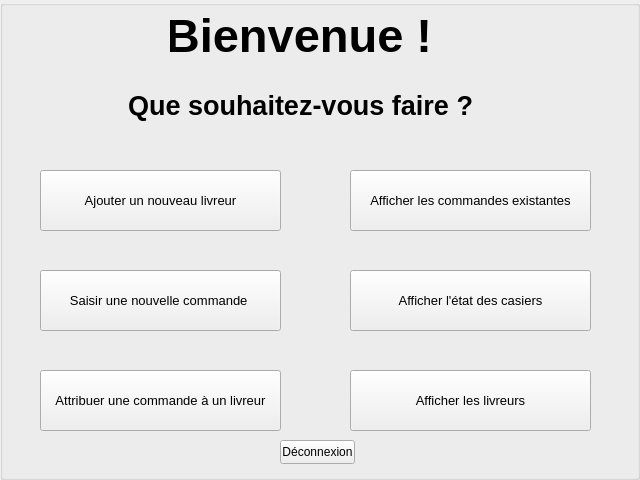
The window that Locker/Locker/mainpage.ui (maxjbs93/Locker) describes before a commit, drawn with Qt 5.
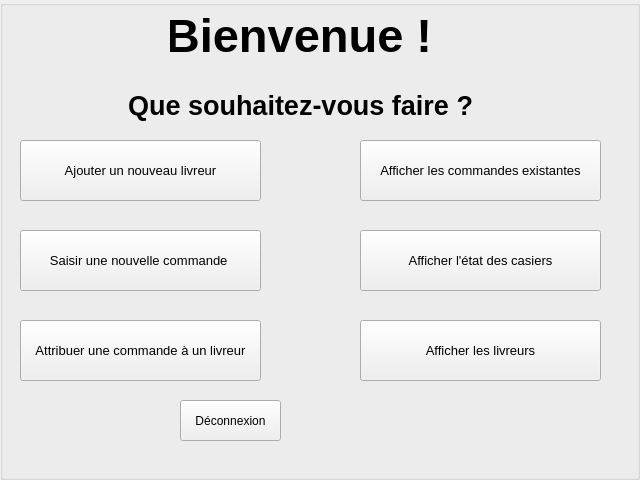
The same window after the commit.

Patch:
```diff
--- a/Locker/Locker/mainpage.ui
+++ b/Locker/Locker/mainpage.ui
@@ -82,8 +82,8 @@
     <widget class="QPushButton" name="pushButton_ajout_livreur">
      <property name="geometry">
       <rect>
-       <x>40</x>
-       <y>170</y>
+       <x>20</x>
+       <y>140</y>
        <width>241</width>
        <height>61</height>
       </rect>
@@ -100,8 +100,8 @@
     <widget class="QPushButton" name="pushButton_new_commande">
      <property name="geometry">
       <rect>
-       <x>40</x>
-       <y>270</y>
+       <x>20</x>
+       <y>230</y>
        <width>241</width>
        <height>61</height>
       </rect>
@@ -118,8 +118,8 @@
     <widget class="QPushButton" name="pushButton_afficher_etat_casier">
      <property name="geometry">
       <rect>
-       <x>350</x>
-       <y>270</y>
+       <x>360</x>
+       <y>230</y>
        <width>241</width>
        <height>61</height>
       </rect>
@@ -136,8 +136,8 @@
     <widget class="QPushButton" name="pushButton_attribuer_commande_livreur">
      <property name="geometry">
       <rect>
-       <x>40</x>
-       <y>370</y>
+       <x>20</x>
+       <y>320</y>
        <width>241</width>
        <height>61</height>
       </rect>
@@ -154,8 +154,8 @@
     <widget class="QPushButton" name="pushButton_afficher_commande">
      <property name="geometry">
       <rect>
-       <x>350</x>
-       <y>170</y>
+       <x>360</x>
+       <y>140</y>
        <width>241</width>
        <height>61</height>
       </rect>
@@ -172,8 +172,8 @@
     <widget class="QPushButton" name="pushButton_afficher_livreur">
      <property name="geometry">
       <rect>
-       <x>350</x>
-       <y>370</y>
+       <x>360</x>
+       <y>320</y>
        <width>241</width>
        <height>61</height>
       </rect>
@@ -190,10 +190,10 @@
     <widget class="QPushButton" name="pushButton_deconnexion">
      <property name="geometry">
       <rect>
-       <x>280</x>
-       <y>440</y>
-       <width>75</width>
-       <height>24</height>
+       <x>180</x>
+       <y>400</y>
+       <width>101</width>
+       <height>41</height>
       </rect>
      </property>
      <property name="text">
```
